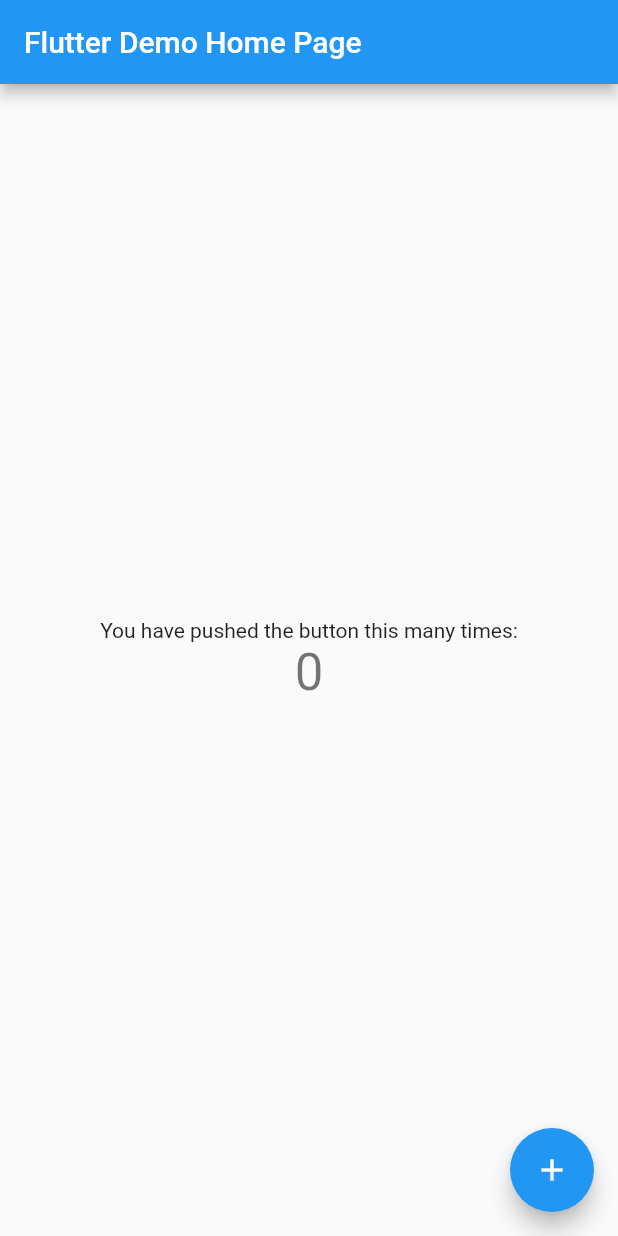
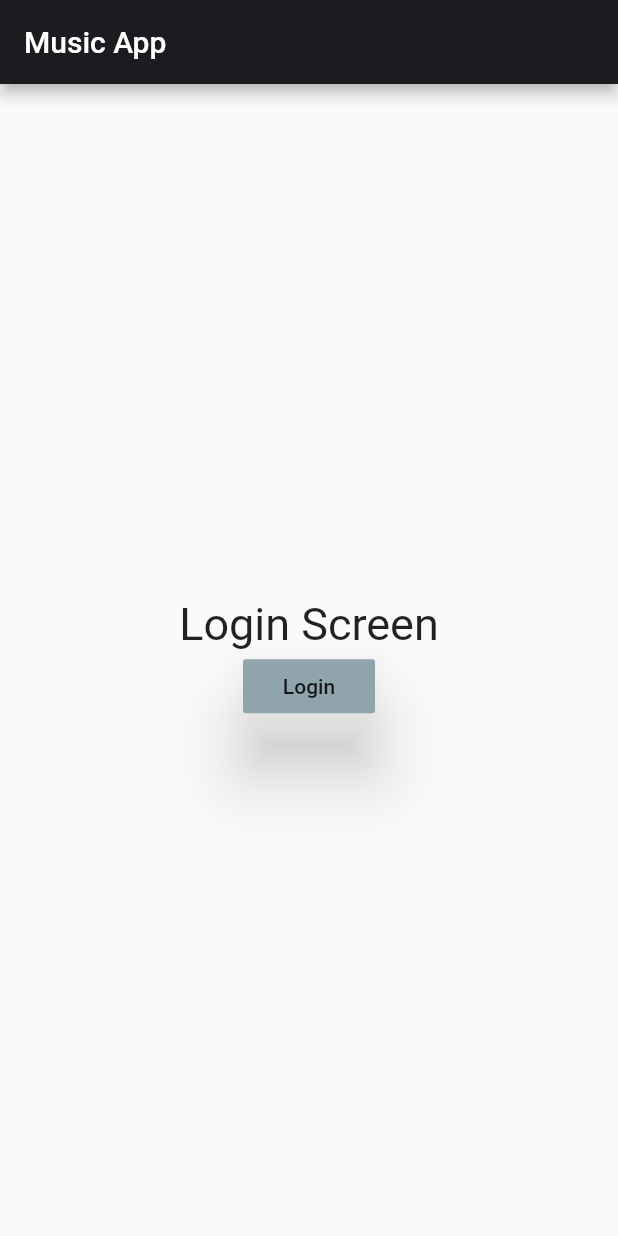
Before and after one commit to SubhamPanigrahi/FlutterMusicApp, a Flutter app: the screen it shows after launch, on a phone screen of 412 x 824 dp. Run offline on Flutter 3.47's test engine with Material 2 defaults, Android fonts, the phone set to English and light mode, and no system bars; our stand-ins replace curved_navigation_bar.

```diff
--- /dev/null
+++ b/MusicApp/lib/Pages/login_page.dart
@@ -0,0 +1,44 @@
+import 'package:MusicApp/Pages/home_page.dart';
+import 'package:flutter/material.dart';
+
+class LoginPage extends StatefulWidget {
+  @override
+  _LoginPageState createState() => _LoginPageState();
+}
+
+class _LoginPageState extends State<LoginPage> {
+  @override
+  Widget build(BuildContext context) {
+    return Scaffold(
+      appBar: AppBar(
+        title: Text("Music App"),
+        backgroundColor: Color(0xFF1a1c1f),
+      ),
+      body: Center(
+        child: Column(
+          mainAxisAlignment: MainAxisAlignment.center,
+          children: <Widget>[
+            Text(
+              'Login Screen',
+              style: TextStyle(fontSize: 30),
+            ),
+            MaterialButton(
+              color: Colors.blueGrey[300],
+              onPressed: () {
+                print('Clicked');
+                Navigator.push(
+                  context,
+                  MaterialPageRoute(builder: (context) => MyHomePage()),
+                );
+              },
+              child: Text('Login'),
+              animationDuration: Duration(milliseconds: 300),
+              elevation: 20,
+              splashColor: Colors.blueGrey[900],
+            )
+          ],
+        ),
+      ),
+    );
+  }
+}
--- a/MusicApp/lib/main.dart
+++ b/MusicApp/lib/main.dart
@@ -1,117 +1,20 @@
 import 'package:flutter/material.dart';
+import 'package:MusicApp/Pages/login_page.dart';
 
 void main() {
   runApp(MyApp());
 }
 
 class MyApp extends StatelessWidget {
-  // This widget is the root of your application.
   @override
   Widget build(BuildContext context) {
     return MaterialApp(
-      title: 'Flutter Demo',
+      title: 'Music App',
       theme: ThemeData(
-        // This is the theme of your application.
-        //
-        // Try running your application with "flutter run". You'll see the
-        // application has a blue toolbar. Then, without quitting the app, try
-        // changing the primarySwatch below to Colors.green and then invoke
-        // "hot reload" (press "r" in the console where you ran "flutter run",
-        // or simply save your changes to "hot reload" in a Flutter IDE).
-        // Notice that the counter didn't reset back to zero; the application
-        // is not restarted.
-        primarySwatch: Colors.blue,
-        // This makes the visual density adapt to the platform that you run
-        // the app on. For desktop platforms, the controls will be smaller and
-        // closer together (more dense) than on mobile platforms.
+        primarySwatch: Colors.blueGrey,
         visualDensity: VisualDensity.adaptivePlatformDensity,
       ),
-      home: MyHomePage(title: 'Flutter Demo Home Page'),
+      home: LoginPage(),
     );
   }
 }
-
-class MyHomePage extends StatefulWidget {
-  MyHomePage({Key key, this.title}) : super(key: key);
-
-  // This widget is the home page of your application. It is stateful, meaning
-  // that it has a State object (defined below) that contains fields that affect
-  // how it looks.
-
-  // This class is the configuration for the state. It holds the values (in this
-  // case the title) provided by the parent (in this case the App widget) and
-  // used by the build method of the State. Fields in a Widget subclass are
-  // always marked "final".
-
-  final String title;
-
-  @override
-  _MyHomePageState createState() => _MyHomePageState();
-}
-
-class _MyHomePageState extends State<MyHomePage> {
-  int _counter = 0;
-
-  void _incrementCounter() {
-    setState(() {
-      // This call to setState tells the Flutter framework that something has
-      // changed in this State, which causes it to rerun the build method below
-      // so that the display can reflect the updated values. If we changed
-      // _counter without calling setState(), then the build method would not be
-      // called again, and so nothing would appear to happen.
-      _counter++;
-    });
-  }
-
-  @override
-  Widget build(BuildContext context) {
-    // This method is rerun every time setState is called, for instance as done
-    // by the _incrementCounter method above.
-    //
-    // The Flutter framework has been optimized to make rerunning build methods
-    // fast, so that you can just rebuild anything that needs updating rather
-    // than having to individually change instances of widgets.
-    return Scaffold(
-      appBar: AppBar(
-        // Here we take the value from the MyHomePage object that was created by
-        // the App.build method, and use it to set our appbar title.
-        title: Text(widget.title),
-      ),
-      body: Center(
-        // Center is a layout widget. It takes a single child and positions it
-        // in the middle of the parent.
-        child: Column(
-          // Column is also a layout widget. It takes a list of children and
-          // arranges them vertically. By default, it sizes itself to fit its
-          // children horizontally, and tries to be as tall as its parent.
-          //
-          // Invoke "debug painting" (press "p" in the console, choose the
-          // "Toggle Debug Paint" action from the Flutter Inspector in Android
-          // Studio, or the "Toggle Debug Paint" command in Visual Studio Code)
-          // to see the wireframe for each widget.
-          //
-          // Column has various properties to control how it sizes itself and
-          // how it positions its children. Here we use mainAxisAlignment to
-          // center the children vertically; the main axis here is the vertical
-          // axis because Columns are vertical (the cross axis would be
-          // horizontal).
-          mainAxisAlignment: MainAxisAlignment.center,
-          children: <Widget>[
-            Text(
-              'You have pushed the button this many times:',
-            ),
-            Text(
-              '$_counter',
-              style: Theme.of(context).textTheme.headline4,
-            ),
-          ],
-        ),
-      ),
-      floatingActionButton: FloatingActionButton(
-        onPressed: _incrementCounter,
-        tooltip: 'Increment',
-        child: Icon(Icons.add),
-      ), // This trailing comma makes auto-formatting nicer for build methods.
-    );
-  }
-}
--- a/MusicApp/pubspec.yaml
+++ b/MusicApp/pubspec.yaml
@@ -28,6 +28,7 @@
   # The following adds the Cupertino Icons font to your application.
   # Use with the CupertinoIcons class for iOS style icons.
   cupertino_icons: ^0.1.3
+  curved_navigation_bar: ^0.3.3
 
 dev_dependencies:
   flutter_test:
```
Also changed, not shown: MusicApp/lib/Pages/home_page.dart (added, +39 -0 lines), MusicApp/pubspec.lock, 1 other file.
